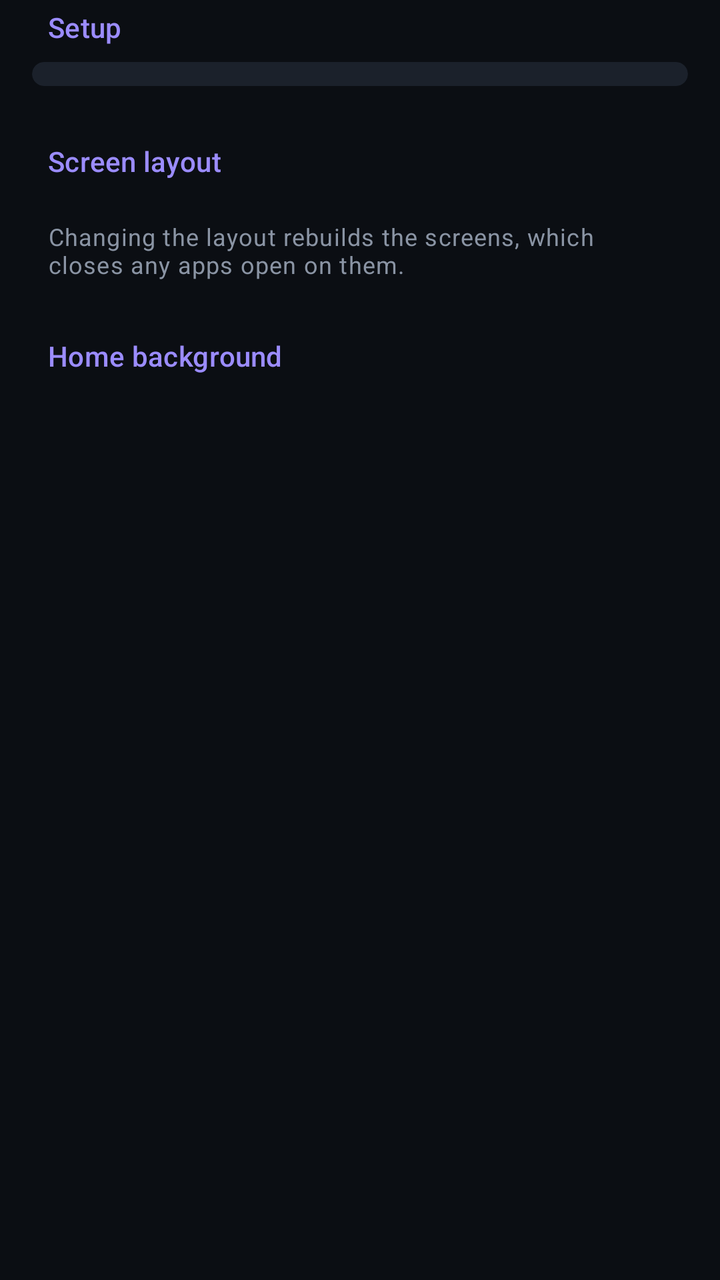
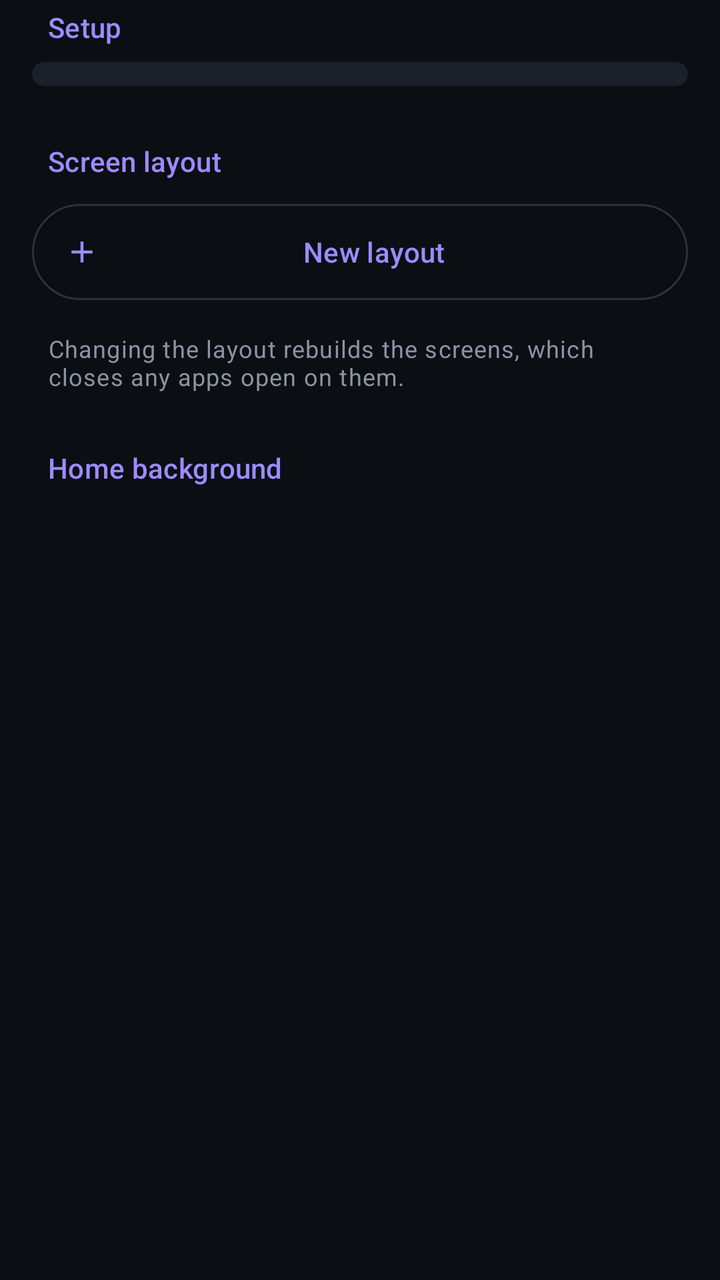

Screens rendered from an Android XML layout before and after an edit, with the pre-edit source and the edit as a unified diff.
<!-- AndroidManifest.xml: application theme Theme.XRdroid -->
<!-- res/layout/page_settings.xml -->
<?xml version="1.0" encoding="utf-8"?>
<androidx.core.widget.NestedScrollView xmlns:android="http://schemas.android.com/apk/res/android"
    xmlns:app="http://schemas.android.com/apk/res-auto"
    android:layout_width="match_parent"
    android:layout_height="match_parent">

    <LinearLayout
        android:layout_width="match_parent"
        android:layout_height="wrap_content"
        android:orientation="vertical"
        android:paddingStart="16dp"
        android:paddingEnd="16dp"
        android:paddingBottom="24dp">

        <TextView
            android:layout_width="wrap_content"
            android:layout_height="wrap_content"
            android:layout_marginStart="8dp"
            android:layout_marginTop="4dp"
            android:layout_marginBottom="8dp"
            android:text="Setup"
            android:textAppearance="?attr/textAppearanceTitleSmall"
            android:textColor="?attr/colorPrimary" />

        <com.google.android.material.card.MaterialCardView
            style="@style/Widget.Material3.CardView.Filled"
            android:layout_width="match_parent"
            android:layout_height="wrap_content"
            app:cardCornerRadius="24dp">

            <LinearLayout
                android:id="@+id/checks"
                android:layout_width="match_parent"
                android:layout_height="wrap_content"
                android:orientation="vertical"
                android:paddingTop="6dp"
                android:paddingBottom="6dp" />
        </com.google.android.material.card.MaterialCardView>

        <TextView
            android:layout_width="wrap_content"
            android:layout_height="wrap_content"
            android:layout_marginStart="8dp"
            android:layout_marginTop="28dp"
            android:layout_marginBottom="8dp"
            android:text="Screen layout"
            android:textAppearance="?attr/textAppearanceTitleSmall"
            android:textColor="?attr/colorPrimary" />

        <LinearLayout
            android:id="@+id/layouts"
            android:layout_width="match_parent"
            android:layout_height="wrap_content"
            android:orientation="vertical" />

        <TextView
            android:layout_width="match_parent"
            android:layout_height="wrap_content"
            android:layout_marginStart="8dp"
            android:layout_marginTop="12dp"
            android:layout_marginEnd="8dp"
            android:text="Changing the layout rebuilds the screens, which closes any apps open on them."
            android:textAppearance="?attr/textAppearanceBodySmall"
            android:textColor="?attr/colorOnSurfaceVariant" />

        <TextView
            android:layout_width="wrap_content"
            android:layout_height="wrap_content"
            android:layout_marginStart="8dp"
            android:layout_marginTop="28dp"
            android:layout_marginBottom="12dp"
            android:text="Home background"
            android:textAppearance="?attr/textAppearanceTitleSmall"
            android:textColor="?attr/colorPrimary" />

        <HorizontalScrollView
            android:layout_width="match_parent"
            android:layout_height="wrap_content"
            android:clipToPadding="false"
            android:paddingStart="8dp"
            android:paddingEnd="8dp"
            android:scrollbars="none">

            <LinearLayout
                android:id="@+id/backgrounds"
                android:layout_width="wrap_content"
                android:layout_height="wrap_content"
                android:orientation="horizontal" />
        </HorizontalScrollView>
    </LinearLayout>
</androidx.core.widget.NestedScrollView>
<!-- resources referenced by this layout -->
<resources>
  <style name="Theme.XRdroid" parent="Theme.Material3.Dark.NoActionBar">
          <item name="colorPrimary">@color/accent</item>
          <item name="colorOnPrimary">@color/on_accent</item>
          <item name="colorPrimaryContainer">@color/accent_container</item>
          <item name="colorOnPrimaryContainer">@color/text</item>
          <item name="colorSecondaryContainer">@color/accent_container</item>
          <item name="colorOnSecondaryContainer">@color/text</item>
          <item name="android:colorBackground">@color/background</item>
          <item name="colorSurface">@color/background</item>
          <item name="colorOnSurface">@color/text</item>
          <item name="colorOnSurfaceVariant">@color/text_muted</item>
          <item name="colorSurfaceContainerLow">@color/surface</item>
          <item name="colorSurfaceContainer">@color/surface</item>
          <item name="colorSurfaceContainerHigh">@color/surface_high</item>
          <item name="colorSurfaceContainerHighest">@color/surface_high</item>
          <item name="colorOutline">@color/outline</item>
          <item name="colorOutlineVariant">@color/outline</item>
          <item name="android:statusBarColor">@color/background</item>
          <item name="android:navigationBarColor">@color/surface</item>
      </style>
  <color name="accent">#9B8CFF</color>
  <color name="on_accent">#15112E</color>
  <color name="accent_container">#2B2654</color>
  <color name="text">#E9EDF3</color>
  <color name="background">#0B0E13</color>
  <color name="text_muted">#8A94A4</color>
  <color name="surface">#131821</color>
  <color name="surface_high">#1B212B</color>
  <color name="outline">#29313D</color>
</resources>

<!-- the commit's change to res/layout/page_settings.xml (unified diff, before → after) -->
@@ -12,17 +12,51 @@
         android:paddingEnd="16dp"
         android:paddingBottom="24dp">
 
-        <TextView
-            android:layout_width="wrap_content"
+        <LinearLayout
+            android:layout_width="match_parent"
             android:layout_height="wrap_content"
             android:layout_marginStart="8dp"
             android:layout_marginTop="4dp"
             android:layout_marginBottom="8dp"
-            android:text="Setup"
-            android:textAppearance="?attr/textAppearanceTitleSmall"
-            android:textColor="?attr/colorPrimary" />
+            android:gravity="center_vertical"
+            android:orientation="horizontal">
+
+            <TextView
+                android:layout_width="wrap_content"
+                android:layout_height="wrap_content"
+                android:text="Setup"
+                android:textAppearance="?attr/textAppearanceTitleSmall"
+                android:textColor="?attr/colorPrimary" />
+
+            
+            <LinearLayout
+                android:id="@+id/setup_done"
+                android:layout_width="wrap_content"
+                android:layout_height="wrap_content"
+                android:layout_marginStart="10dp"
+                android:gravity="center_vertical"
+                android:orientation="horizontal"
+                android:visibility="gone">
+
+                <ImageView
+                    android:layout_width="18dp"
+                    android:layout_height="18dp"
+                    android:importantForAccessibility="no"
+                    android:src="@drawable/ic_ok"
+                    app:tint="@color/good" />
+
+                <TextView
+                    android:layout_width="wrap_content"
+                    android:layout_height="wrap_content"
+                    android:layout_marginStart="6dp"
+                    android:text="All set"
+                    android:textAppearance="?attr/textAppearanceBodySmall"
+                    android:textColor="?attr/colorOnSurfaceVariant" />
+            </LinearLayout>
+        </LinearLayout>
 
         <com.google.android.material.card.MaterialCardView
+            android:id="@+id/setup_card"
             style="@style/Widget.Material3.CardView.Filled"
             android:layout_width="match_parent"
             android:layout_height="wrap_content"
@@ -52,6 +86,15 @@
             android:layout_width="match_parent"
             android:layout_height="wrap_content"
             android:orientation="vertical" />
+
+        <com.google.android.material.button.MaterialButton
+            android:id="@+id/new_layout"
+            style="@style/Widget.Material3.Button.OutlinedButton.Icon"
+            android:layout_width="match_parent"
+            android:layout_height="56dp"
+            android:text="New layout"
+            app:cornerRadius="24dp"
+            app:icon="@drawable/ic_add" />
 
         <TextView
             android:layout_width="match_parent"
<!-- resource entries referenced after the edit -->
@@ -1,5 +1,28 @@
 <!-- resources referenced by this layout -->
 <resources>
+  <color name="good">#4ADE80</color>
+  <!-- drawable ic_add (drawable) -->
+  <vector xmlns:android="http://schemas.android.com/apk/res/android"
+      android:width="24dp"
+      android:height="24dp"
+      android:tint="?attr/colorControlNormal"
+      android:viewportWidth="24"
+      android:viewportHeight="24">
+      <path
+          android:fillColor="@android:color/white"
+          android:pathData="M19,13h-6v6h-2v-6H5v-2h6V5h2v6h6v2z" />
+  </vector>
+  <!-- drawable ic_ok (drawable) -->
+  <vector xmlns:android="http://schemas.android.com/apk/res/android"
+      android:width="24dp"
+      android:height="24dp"
+      android:tint="?attr/colorControlNormal"
+      android:viewportWidth="24"
+      android:viewportHeight="24">
+      <path
+          android:fillColor="@android:color/white"
+          android:pathData="M12,2C6.48,2 2,6.48 2,12s4.48,10 10,10 10,-4.48 10,-10S17.52,2 12,2zM10,17l-5,-5 1.41,-1.41L10,14.17l7.59,-7.59L19,8l-9,9z" />
+  </vector>
   <style name="Theme.XRdroid" parent="Theme.Material3.Dark.NoActionBar">
           <item name="colorPrimary">@color/accent</item>
           <item name="colorOnPrimary">@color/on_accent</item>
